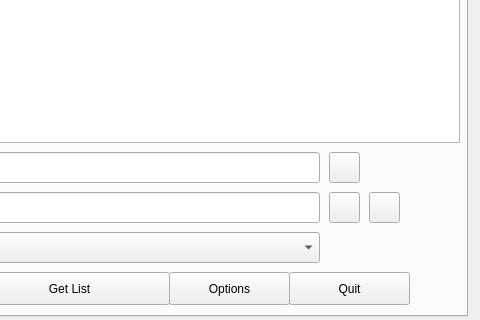
Qt form src/mainwindow.ui (mhogomchungu/media-downloader) before a commit; both pictures show x 343 to 823 and y 214 to 534 of the 823 by 534 pixel window.
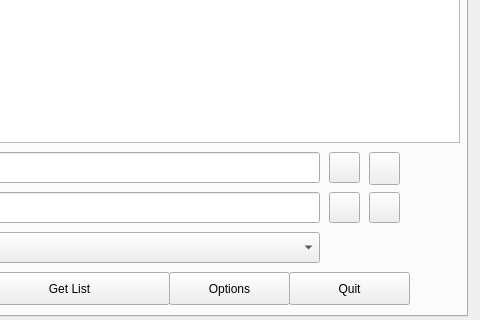
The same form after that commit. The open tabs and pages were chosen to show the change.

Commit message: add a button to play downloaded media in basic tab+update translatable strings

```diff
--- a/src/mainwindow.ui
+++ b/src/mainwindow.ui
@@ -290,6 +290,22 @@
        <string/>
       </property>
      </widget>
+     <widget class="QPushButton" name="pbBasicDownloaderPlay">
+      <property name="geometry">
+       <rect>
+        <x>700</x>
+        <y>330</y>
+        <width>31</width>
+        <height>33</height>
+       </rect>
+      </property>
+      <property name="toolTip">
+       <string>Play Downloaded Media</string>
+      </property>
+      <property name="text">
+       <string/>
+      </property>
+     </widget>
     </widget>
     <widget class="QWidget" name="tabBatchDownloader">
      <attribute name="title">
```
The commit also changes 20 other files.
